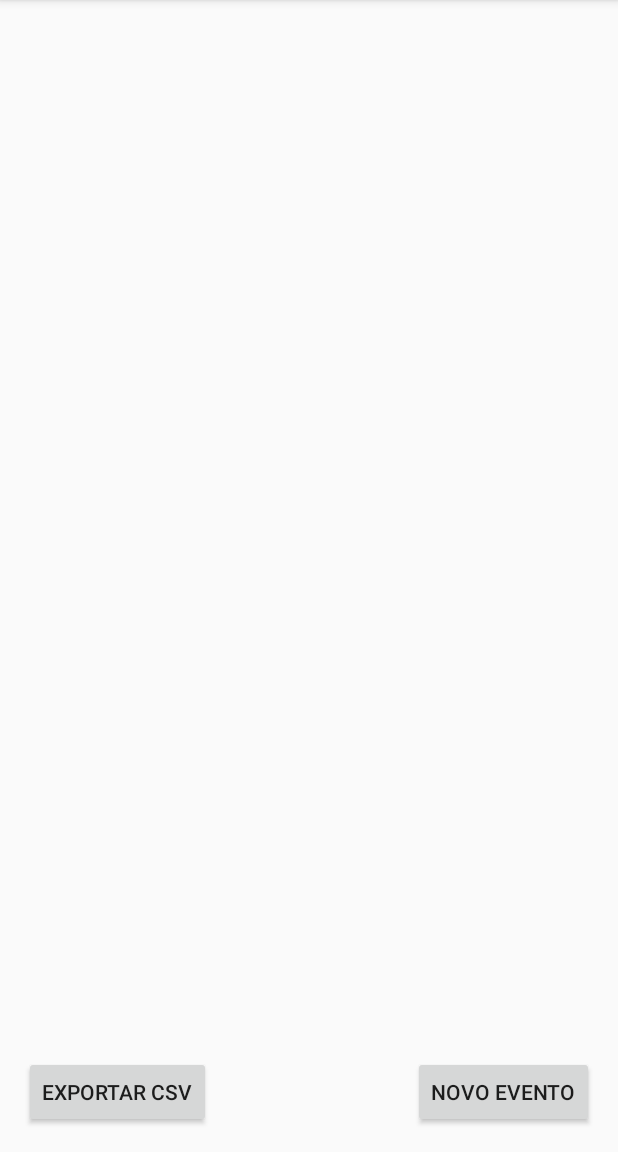
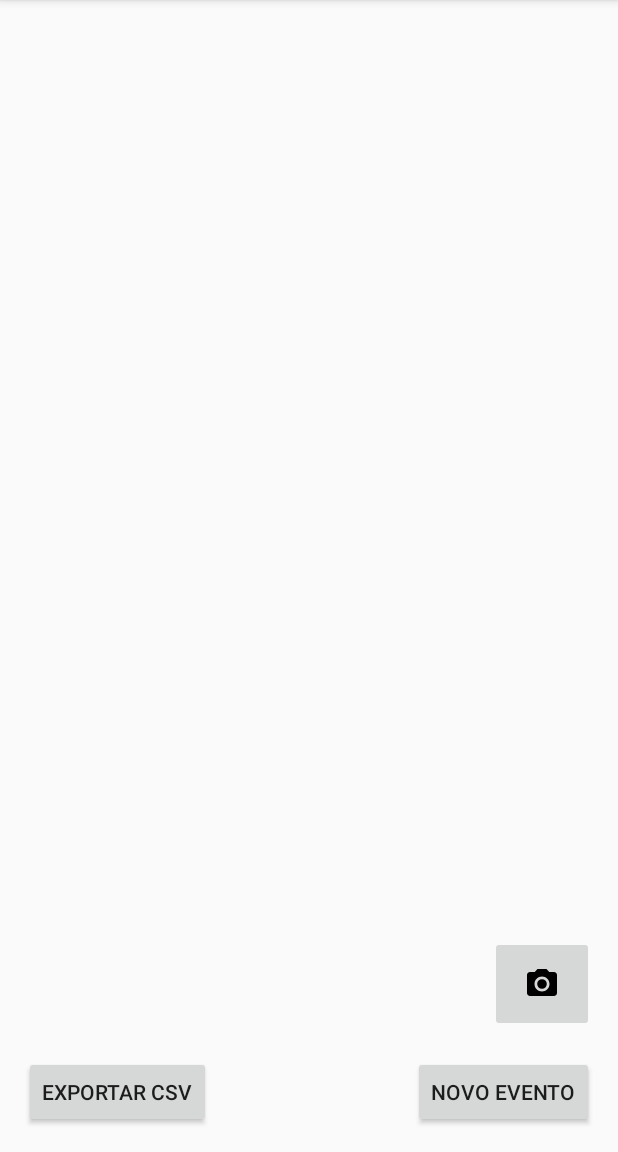
Before and after one commit to gustavomotamacedo/projeto_inout, an Android app: the EventosActivity screen opened directly, with no data from a screen before it, on a phone screen of 412 x 824 dp, the part 84-1236 px from its top. Run offline under Robolectric (Android 15) with nearby library versions, the phone set to English and light mode, and no system bars; libraries missing offline, so code that uses them is left out: com.journeyapps.barcodescanner.

Commit message:
lendo qrcode e retornando informações na tela inicial

```diff
--- a/app/src/main/java/com/gustavomacedo/inout/view/EventosActivity.java
+++ b/app/src/main/java/com/gustavomacedo/inout/view/EventosActivity.java
@@ -1,13 +1,17 @@
 package com.gustavomacedo.inout.view;
 
 import android.annotation.SuppressLint;
+import android.content.DialogInterface;
 import android.content.Intent;
 import android.database.Cursor;
 import android.os.Bundle;
 import android.widget.Button;
+import android.widget.ImageButton;
 import android.widget.Toast;
 
 import androidx.activity.EdgeToEdge;
+import androidx.activity.result.ActivityResultLauncher;
+import androidx.appcompat.app.AlertDialog;
 import androidx.appcompat.app.AppCompatActivity;
 import androidx.core.graphics.Insets;
 import androidx.core.view.ViewCompat;
@@ -18,6 +22,8 @@ import androidx.recyclerview.widget.RecyclerView;
 import com.gustavomacedo.inout.R;
 import com.gustavomacedo.inout.controller.EventoAdapter;
 import com.gustavomacedo.inout.model.DbHelper;
+import com.journeyapps.barcodescanner.ScanContract;
+import com.journeyapps.barcodescanner.ScanOptions;
 
 import java.io.File;
 import java.util.ArrayList;
@@ -30,6 +36,7 @@ public class EventosActivity extends AppCompatActivity {
     private ArrayList<Cursor> eventosPorAluno;
 
     private Button btnAddEvento, btnExportarCsv;
+    private ImageButton btnScanner;
     private DbHelper dbHelper;
 
     private static final String CSV_PATH_ALUNOS = "/data/data/com.gustavomacedo.inout/files/alunos_export.csv";
@@ -55,6 +62,7 @@ public class EventosActivity extends AppCompatActivity {
         eventosView = findViewById(R.id.eventosView);
         btnAddEvento = findViewById(R.id.btnAddEvento);
         btnExportarCsv = findViewById(R.id.btnExportarCsv);
+        btnScanner = findViewById(R.id.btnScanner);
 
         dbHelper = new DbHelper(this);
 
@@ -81,6 +89,8 @@ public class EventosActivity extends AppCompatActivity {
             Intent in = new Intent(this, AddEventoActivity.class);
             startActivity(in);
         });
+
+        btnScanner.setOnClickListener(view -> scanCode());
     }
 
     public void adicionaDadosAosArrays() {
@@ -96,4 +106,56 @@ public class EventosActivity extends AppCompatActivity {
             Toast.makeText(this, "Não há dados", Toast.LENGTH_SHORT).show();
         }
     }
+
+    public void scanCode() {
+        ScanOptions scanOptions = new ScanOptions();
+        scanOptions.setPrompt("Volume para cima para ligar o flash");
+        scanOptions.setBeepEnabled(true);
+        scanOptions.setOrientationLocked(true);
+        scanOptions.setCaptureActivity(CaptureScreenActivity.class);
+        scanOptions.setDesiredBarcodeFormats(ScanOptions.ALL_CODE_TYPES);
+        barLauncher.launch(scanOptions);
+    }
+
+    ActivityResultLauncher<ScanOptions> barLauncher = registerForActivityResult(new ScanContract(), result -> {
+        if (result.getContents() != null) {
+
+            int comecoRgm = result.getContents().indexOf("rgm=") + "rgm=".length();
+            int fimRgm = result.getContents().indexOf("&nome=");
+            int comecoNome = fimRgm + "%nome=".length();
+            int fimNome = result.getContents().indexOf("&email");
+
+            String rgm = result.getContents().substring(comecoRgm, fimRgm);
+            String nome = result.getContents().substring(comecoNome, fimNome).replace("%20", " ");
+
+            showAlertDialog("RGM : " + rgm
+                    + "\nNome : " + nome);
+        }
+    });
+
+    private void showAlertDialog(String alunoStr) {
+        AlertDialog.Builder builder = new AlertDialog.Builder(EventosActivity.this);
+        builder.setTitle("Informações do Aluno");
+        builder.setMessage(alunoStr);
+        builder.setPositiveButton("Sim", new DialogInterface.OnClickListener() {
+            @Override
+            public void onClick(DialogInterface dialogInterface, int i) {
+                recreate();
+                dialogInterface.dismiss();
+                // dbHelper.addAluno(nome, rgm);
+            }
+        });
+        builder.setNegativeButton("Não", new DialogInterface.OnClickListener() {
+            @Override
+            public void onClick(DialogInterface dialogInterface, int i) {
+                recreate();
+                dialogInterface.dismiss();
+                // Toast.makeText(AlunosActivity.this, "Aluno não criado.", Toast.LENGTH_SHORT).show();
+            }
+        });
+
+        // Aqui você chama o show() para exibir o diálogo
+        AlertDialog dialog = builder.create();
+        dialog.show();
+    }
 }
--- /dev/null
+++ b/app/src/main/res/drawable/baseline_camera_alt_24.xml
@@ -0,0 +1,7 @@
+<vector xmlns:android="http://schemas.android.com/apk/res/android" android:height="24dp" android:tint="#000000" android:viewportHeight="24" android:viewportWidth="24" android:width="24dp">
+
+    <path android:fillColor="@android:color/white" android:pathData="M12,12m-3.2,0a3.2,3.2 0,1 1,6.4 0a3.2,3.2 0,1 1,-6.4 0"/>
+
+    <path android:fillColor="@android:color/white" android:pathData="M9,2L7.17,4L4,4c-1.1,0 -2,0.9 -2,2v12c0,1.1 0.9,2 2,2h16c1.1,0 2,-0.9 2,-2L22,6c0,-1.1 -0.9,-2 -2,-2h-3.17L15,2L9,2zM12,17c-2.76,0 -5,-2.24 -5,-5s2.24,-5 5,-5 5,2.24 5,5 -2.24,5 -5,5z"/>
+
+</vector>
--- a/app/src/main/res/layout/activity_eventos.xml
+++ b/app/src/main/res/layout/activity_eventos.xml
@@ -33,4 +33,14 @@
         app:layout_constraintBottom_toBottomOf="parent"
         app:layout_constraintStart_toStartOf="parent" />
 
+    <ImageButton
+        android:id="@+id/btnScanner"
+        android:layout_width="69dp"
+        android:layout_height="64dp"
+        android:layout_margin="16dp"
+        android:text=""
+        app:layout_constraintBottom_toTopOf="@+id/btnAddEvento"
+        app:layout_constraintEnd_toEndOf="parent"
+        app:srcCompat="@drawable/baseline_camera_alt_24" />
+
 </androidx.constraintlayout.widget.ConstraintLayout>
```
